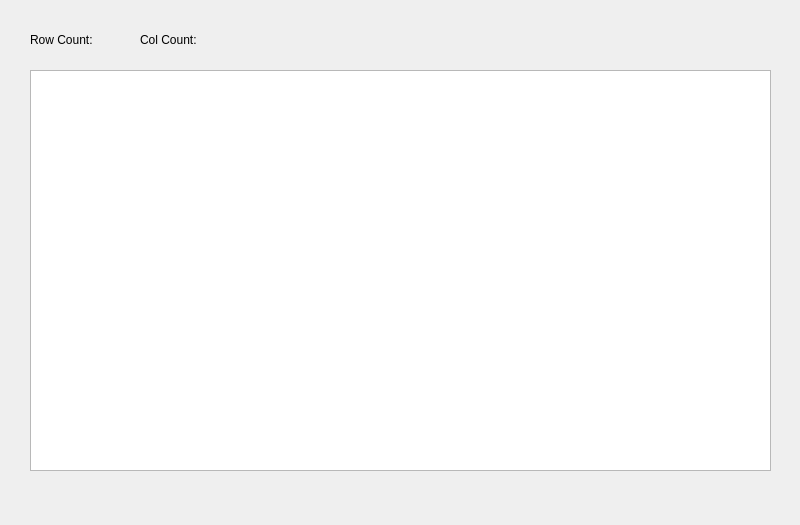
Qt form mainwindow.ui (joeyCampbelll/FGCProjectQt) before a commit.
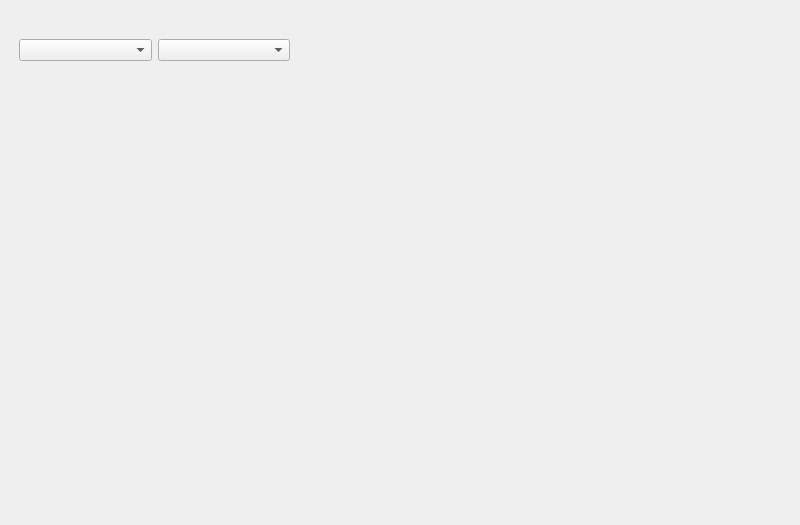
The same form after that commit.

Diff of the .ui file:
```diff
--- a/mainwindow.ui
+++ b/mainwindow.ui
@@ -30,7 +30,7 @@
      </rect>
     </property>
     <property name="currentIndex">
-     <number>1</number>
+     <number>2</number>
     </property>
     <widget class="QWidget" name="Home">
      <widget class="QWidget" name="horizontalLayoutWidget_2">
@@ -157,6 +157,41 @@
       </property>
      </widget>
     </widget>
+    <widget class="QWidget" name="CreateFilters">
+     <widget class="QWidget" name="verticalLayoutWidget">
+      <property name="geometry">
+       <rect>
+        <x>20</x>
+        <y>110</y>
+        <width>271</width>
+        <height>391</height>
+       </rect>
+      </property>
+      <layout class="QVBoxLayout" name="verticalLayout"/>
+     </widget>
+     <widget class="QWidget" name="gridLayoutWidget">
+      <property name="geometry">
+       <rect>
+        <x>19</x>
+        <y>10</y>
+        <width>271</width>
+        <height>80</height>
+       </rect>
+      </property>
+      <layout class="QGridLayout" name="gridLayout_2">
+       <item row="0" column="1">
+        <widget class="QComboBox" name="combo_ColumnDataType">
+         <property name="currentText">
+          <string/>
+         </property>
+        </widget>
+       </item>
+       <item row="0" column="0">
+        <widget class="QComboBox" name="combo_ColumnLetter"/>
+       </item>
+      </layout>
+     </widget>
+    </widget>
    </widget>
   </widget>
  </widget>
```
